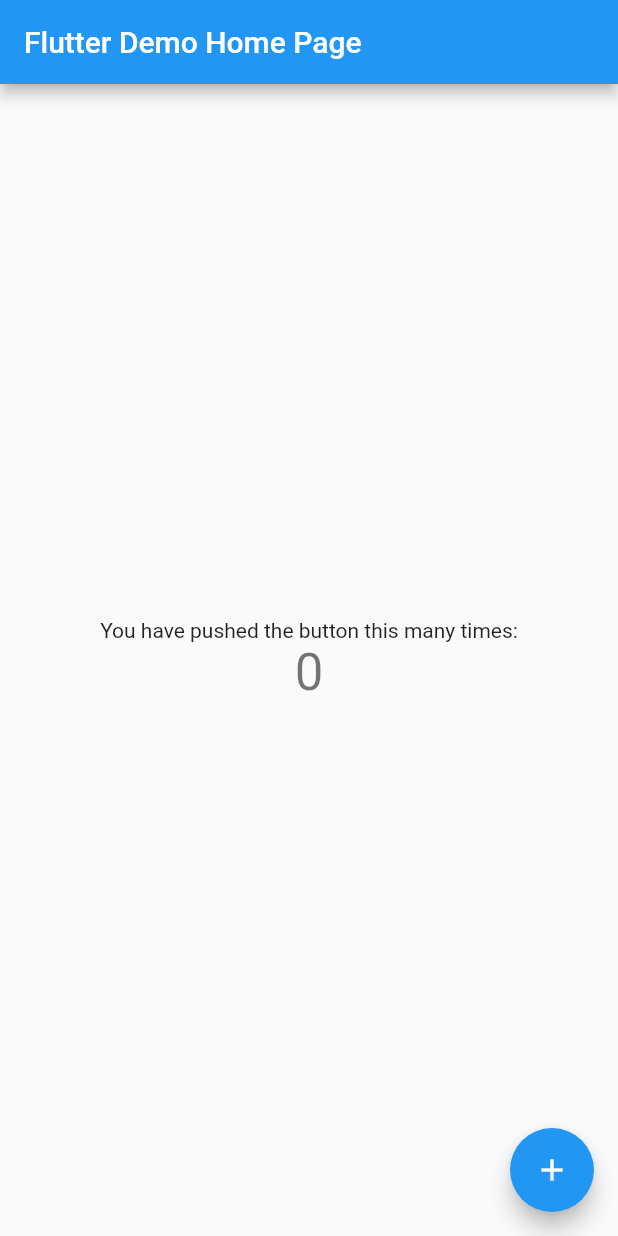
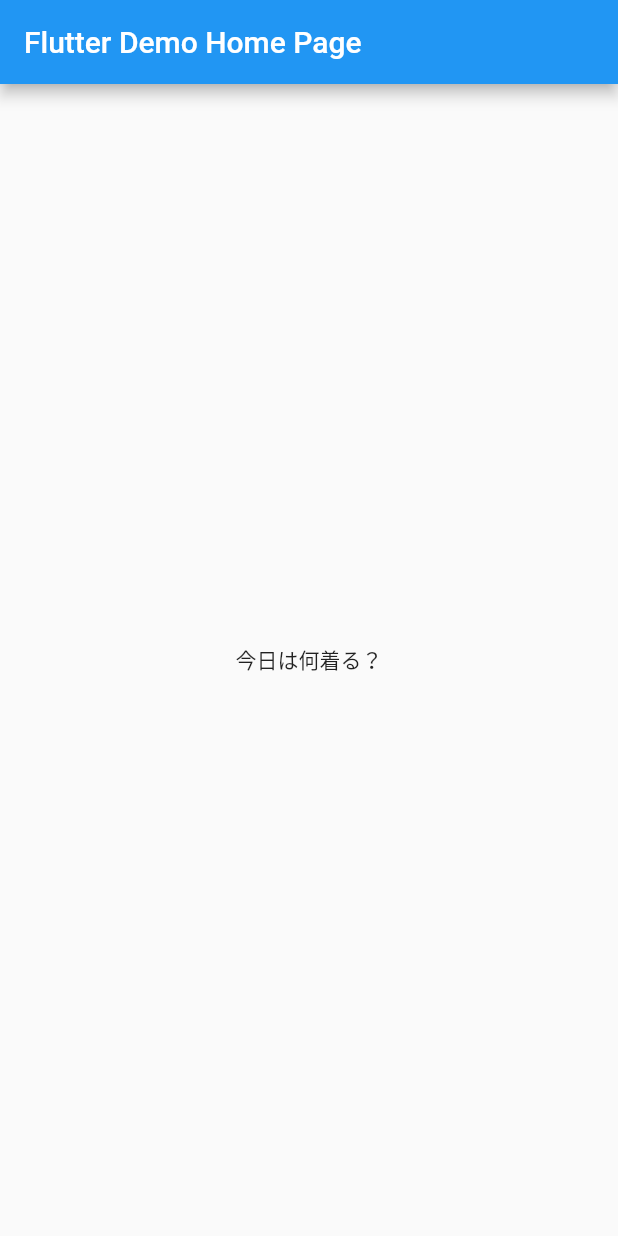
Before and after one commit to enpitut2022/nanikiru, a Flutter app: the screen it shows after launch, on a phone screen of 412 x 824 dp. Run offline on Flutter 3.47's test engine with Material 2 defaults, Android fonts, the phone set to English and light mode, and no system bars.

Commit message:
fix first commit

```diff
--- a/lib/main.dart
+++ b/lib/main.dart
@@ -11,7 +11,7 @@ class MyApp extends StatelessWidget {
   @override
   Widget build(BuildContext context) {
     return MaterialApp(
-      title: 'Flutter Demo',
+      title: 'NANIKIRU',
       theme: ThemeData(
         // This is the theme of your application.
         //
@@ -96,20 +96,20 @@ class _MyHomePageState extends State<MyHomePage> {
           mainAxisAlignment: MainAxisAlignment.center,
           children: <Widget>[
             const Text(
-              'You have pushed the button this many times:',
+              '今日は何着る？',
             ),
-            Text(
-              '$_counter',
-              style: Theme.of(context).textTheme.headline4,
-            ),
+            // Text(
+            //   '$_counter',
+            //   style: Theme.of(context).textTheme.headline4,
+            // ),
           ],
         ),
       ),
-      floatingActionButton: FloatingActionButton(
-        onPressed: _incrementCounter,
-        tooltip: 'Increment',
-        child: const Icon(Icons.add),
-      ), // This trailing comma makes auto-formatting nicer for build methods.
+      // floatingActionButton: FloatingActionButton(
+      //   onPressed: _incrementCounter,
+      //   tooltip: 'Increment',
+      //   child: const Icon(Icons.add),
+      // ), // This trailing comma makes auto-formatting nicer for build methods.
     );
   }
 }
```
Also changed, not shown: 10 other files.
